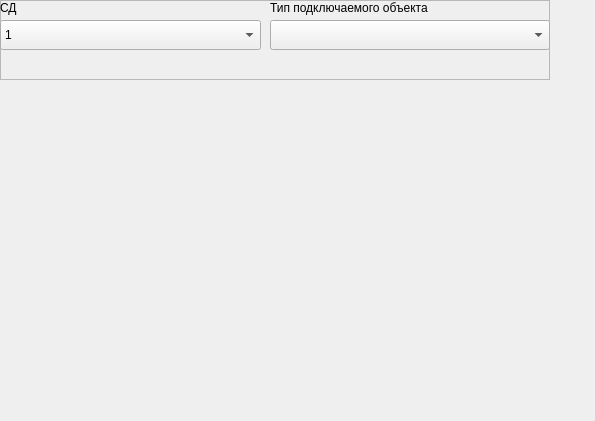
First picture: the form in m_cfg/unitWidgets/widget_sd_bl_ip.ui, repository xXRadioHeadXx/start7, before the edit.
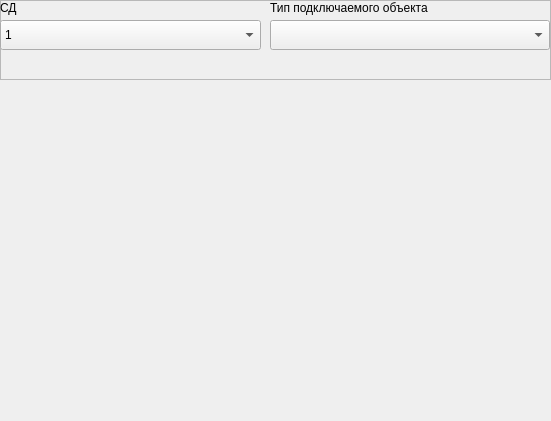
Second picture: the form after the edit.

Diff of the .ui file:
```diff
--- a/m_cfg/unitWidgets/widget_sd_bl_ip.ui
+++ b/m_cfg/unitWidgets/widget_sd_bl_ip.ui
@@ -6,7 +6,7 @@
    <rect>
     <x>0</x>
     <y>0</y>
-    <width>595</width>
+    <width>551</width>
     <height>421</height>
    </rect>
   </property>
@@ -24,7 +24,7 @@
     <rect>
      <x>0</x>
      <y>0</y>
-     <width>550</width>
+     <width>551</width>
      <height>80</height>
     </rect>
    </property>
```
